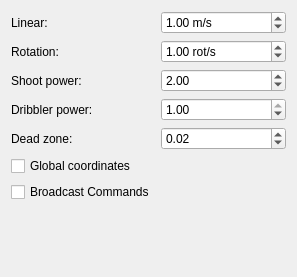
robotics-erlangen/framework, file src/ra/inputwidget.ui: the form before one commit.
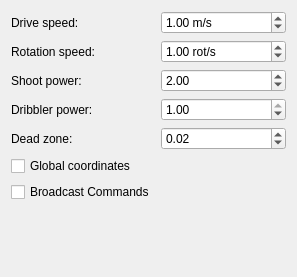
The form after the commit.

Commit message: ra: inputwidget: name drive speed limit input fields better

What changed in the file:
```diff
--- a/src/ra/inputwidget.ui
+++ b/src/ra/inputwidget.ui
@@ -17,7 +17,7 @@
    <item row="0" column="0">
     <widget class="QLabel" name="label">
      <property name="text">
-      <string>Linear:</string>
+      <string>Drive speed:</string>
      </property>
     </widget>
    </item>
@@ -43,7 +43,7 @@
    <item row="1" column="0">
     <widget class="QLabel" name="label_2">
      <property name="text">
-      <string>Rotation:</string>
+      <string>Rotation speed:</string>
      </property>
     </widget>
    </item>
```
Left out of the diff: 3 changed lines with no effect on the pictures.
